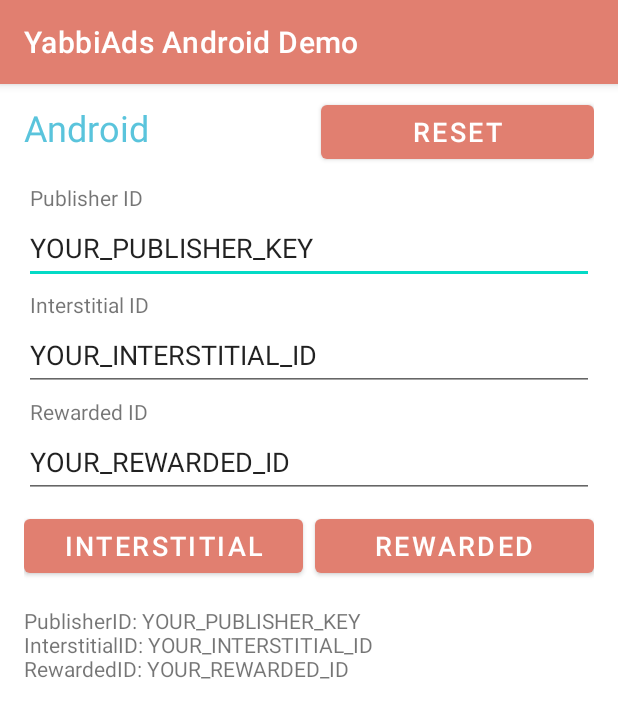
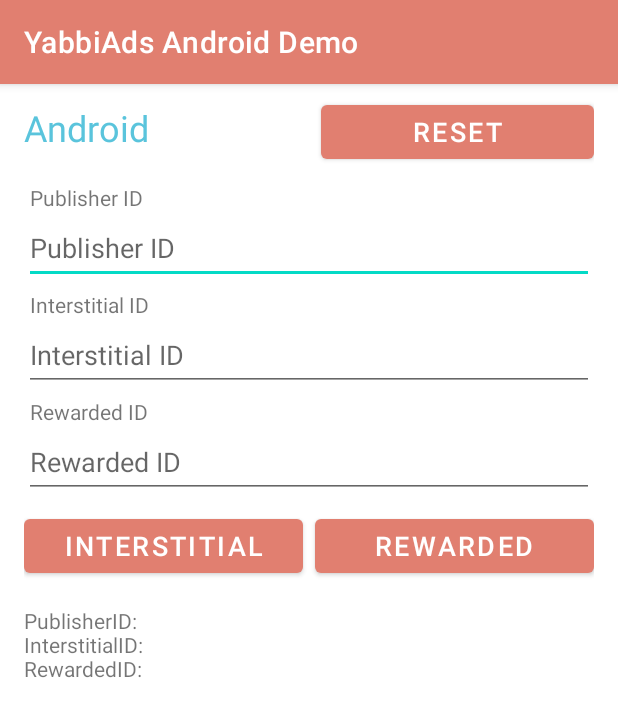
Before and after one commit to YabbiSDKTeam/yabbi-android-demo, an Android app: the screen it shows after launch (MainActivity), on a phone screen of 412 x 824 dp. Shown: the top 718 px of the screen. Run offline under Robolectric (Android 15) with nearby library versions, the phone set to English and light mode, and no system bars; libraries missing offline, so code that uses them is left out: me.yabbi.ads; 5 statements that could not run were skipped.

Commit message:
Update SDK to 2.2.0

```diff
--- a/app/build.gradle
+++ b/app/build.gradle
@@ -1,5 +1,6 @@
 plugins {
     id 'com.android.application'
+    id 'com.google.secrets_gradle_plugin' version '0.4'
 }
 
 android {
@@ -36,5 +37,5 @@ dependencies {
     androidTestImplementation 'androidx.test.ext:junit:1.1.3'
     androidTestImplementation 'androidx.test.espresso:espresso-core:3.4.0'
 
-    implementation 'me.yabbi.ads:sdk:2.0.0+'
+    implementation 'me.yabbi.ads:sdk:2.1.0'
 }
--- a/app/src/main/java/me/yabbi/demo/MainActivity.java
+++ b/app/src/main/java/me/yabbi/demo/MainActivity.java
@@ -3,6 +3,8 @@ package me.yabbi.demo;
 import android.Manifest;
 import android.annotation.SuppressLint;
 import android.app.Activity;
+import android.content.pm.ApplicationInfo;
+import android.content.pm.PackageManager;
 import android.os.Build;
 import android.os.Bundle;
 import android.view.MotionEvent;
@@ -14,6 +16,8 @@ import android.widget.EditText;
 import android.widget.TextView;
 
 import androidx.appcompat.app.AppCompatActivity;
+
+import java.util.HashMap;
 
 import me.yabbi.ads.YabbiAds;
 import me.yabbi.ads.YabbiConfiguration;
@@ -27,18 +31,36 @@ public class MainActivity extends AppCompatActivity {
     private TextView logger;
 
 
-    private static final String DEFAULT_PUBLISHER_ID = "YOUR_PUBLISHER_KEY";
-    private static final String DEFAULT_INTERSTITIAL_ID = "YOUR_INTERSTITIAL_ID";
-    private static final String DEFAULT_REWARDED_ID = "YOUR_REWARDED_ID";
+    private String YABBI_PUBLISHER_ID;
+    private String YABBI_INTERSTITIAL_ID;
+    private String YABBI_REWARDED_ID;
+    private String YANDEX_INTERSTITIAL_ID;
+    private String YANDEX_REWARDED_ID;
 
     @Override
     protected void onCreate(Bundle savedInstanceState) {
         super.onCreate(savedInstanceState);
         setContentView(R.layout.activity_main);
         setupKeyboardListener(findViewById(R.id.fields).getRootView());
+        setupVariables();
         setupUI();
         setupYabbi();
         setupYabbiCallbacks();
+
+    }
+
+    private void setupVariables() {
+        try {
+            ApplicationInfo info = getPackageManager().getApplicationInfo(this.getApplicationContext().getPackageName(), PackageManager.GET_META_DATA);
+            YABBI_PUBLISHER_ID = info.metaData.getString("YABBI_PUBLISHER_VALUE", "");
+            YABBI_INTERSTITIAL_ID = info.metaData.getString("YABBI_INTERSTITIAL_VALUE", "");
+            YABBI_REWARDED_ID = info.metaData.getString("YABBI_REWARDED_VALUE", "");
+            YANDEX_INTERSTITIAL_ID = info.metaData.getString("YANDEX_INTERSTITIAL_VALUE", "");
+            YANDEX_REWARDED_ID = info.metaData.getString("YANDEX_REWARDED_VALUE", "");
+
+        } catch (PackageManager.NameNotFoundException e) {
+           e.printStackTrace();
+        }
     }
 
     @Override
@@ -68,9 +90,9 @@ public class MainActivity extends AppCompatActivity {
 
         logger = findViewById(R.id.logger);
 
-        publisherField.setText(DEFAULT_PUBLISHER_ID);
-        interstitialField.setText(DEFAULT_INTERSTITIAL_ID);
-        rewardedField.setText(DEFAULT_REWARDED_ID);
+        publisherField.setText(YABBI_PUBLISHER_ID);
+        interstitialField.setText(YABBI_INTERSTITIAL_ID);
+        rewardedField.setText(YABBI_REWARDED_ID);
 
         resetButton.setOnClickListener(
                 v -> setupYabbi()
@@ -101,6 +123,12 @@ public class MainActivity extends AppCompatActivity {
 
         final YabbiConfiguration config = new YabbiConfiguration(publisherID, interstitialID, rewardedID);
         YabbiAds.initialize(config);
+        final HashMap<String, String> customParams = new HashMap<>();
+        customParams.put("yandex_interstitial_id", YANDEX_INTERSTITIAL_ID);
+        customParams.put("yandex_rewarded_id", YANDEX_REWARDED_ID);
+
+        YabbiAds.setCustomParams(customParams);
+
 
         writeLog("PublisherID: " + publisherID + "\nInterstitialID: " + interstitialID + "\nRewardedID: " + rewardedID, true);
     }
```
Also changed, not shown: app/src/main/AndroidManifest.xml (+15 -1 lines).
